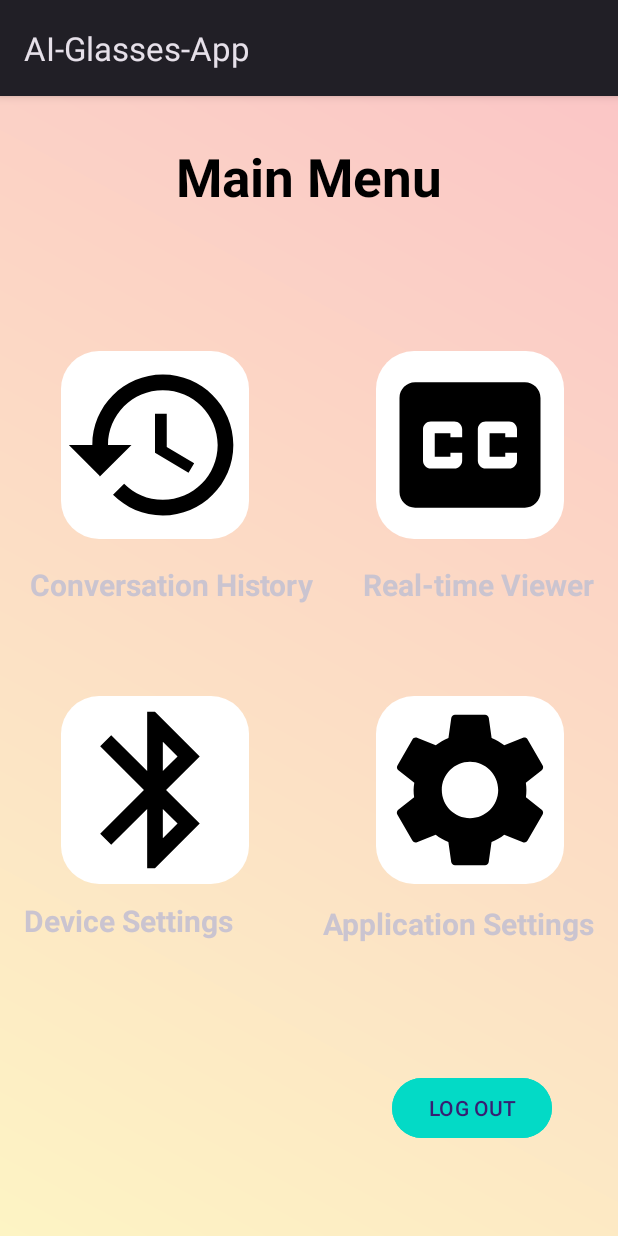
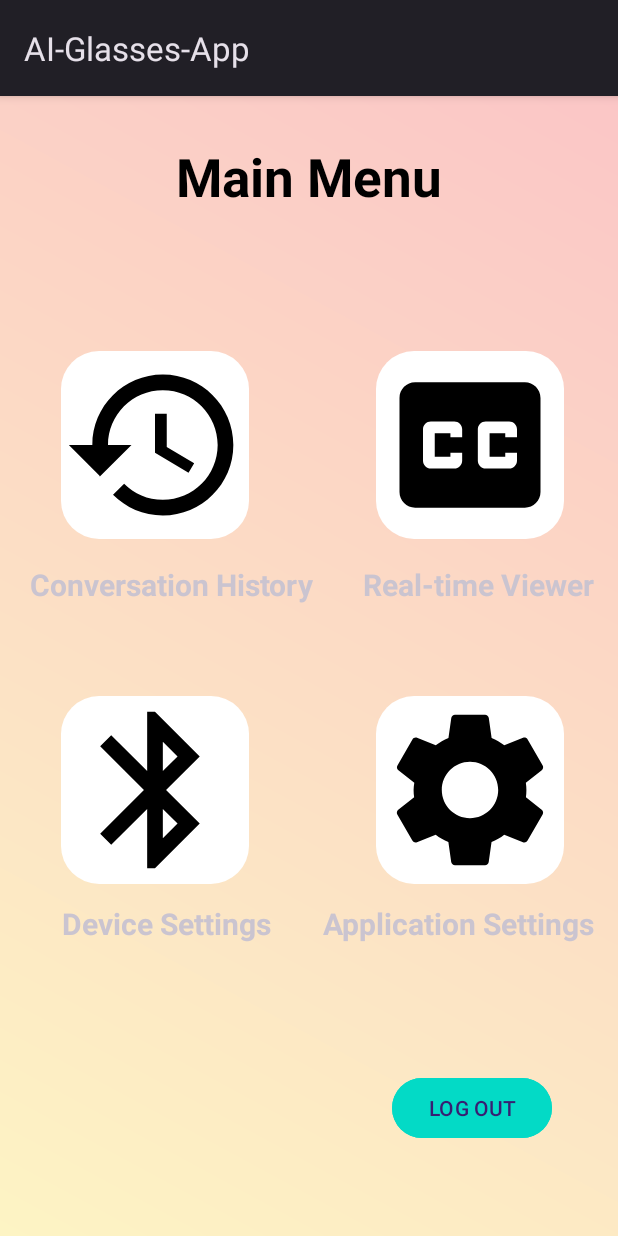
Before and after one commit to Abilaash01/AI-Glasses-App, an Android app: the MainMenuActivity screen opened directly, with no data from a screen before it, on a phone screen of 412 x 824 dp. Run offline under Robolectric (Android 15) with nearby library versions, the phone set to English and light mode, and no system bars.

Commit message:
no message

```diff
--- a/app/src/main/res/layout/activity_main_menu.xml
+++ b/app/src/main/res/layout/activity_main_menu.xml
@@ -78,10 +78,10 @@
         android:textStyle="bold"
         app:layout_constraintBottom_toBottomOf="parent"
         app:layout_constraintEnd_toEndOf="parent"
-        app:layout_constraintHorizontal_bias="0.059"
+        app:layout_constraintHorizontal_bias="0.152"
         app:layout_constraintStart_toStartOf="parent"
-        app:layout_constraintTop_toBottomOf="@+id/deviceSettings"
-        app:layout_constraintVertical_bias="0.05" />
+        app:layout_constraintTop_toTopOf="parent"
+        app:layout_constraintVertical_bias="0.734" />
 
     <ImageButton
         android:id="@+id/realtimeViewer"
```
Also changed, not shown: app/src/main/AndroidManifest.xml (+8 -4 lines), app/src/main/java/com/example/ai_glasses_app/deviceSettings.java (added, +14 -0 lines), app/src/main/res/layout/activity_device_settings.xml (added, +10 -0 lines).
